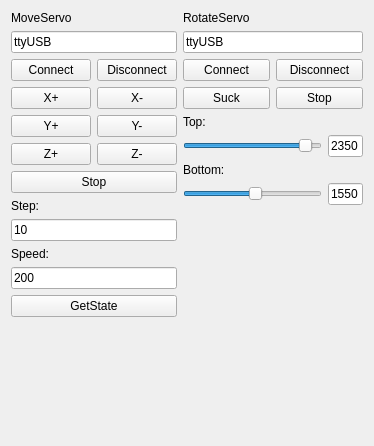
Qt form servotestdialog.ui (wh201906/Pharmacy_Robot) before a commit.
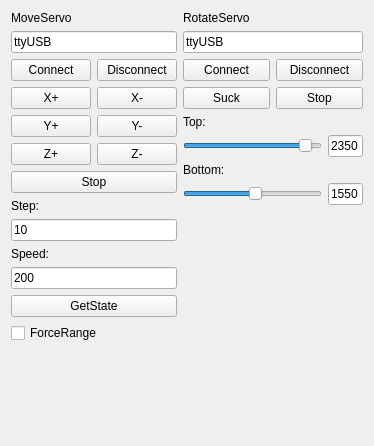
The same form after that commit.

Commit message: Add range constraint for move servo

Diff of the .ui file:
```diff
--- a/servotestdialog.ui
+++ b/servotestdialog.ui
@@ -186,6 +186,13 @@
          </property>
         </widget>
        </item>
+       <item>
+        <widget class="QCheckBox" name="moveForceRangeBox">
+         <property name="text">
+          <string>ForceRange</string>
+         </property>
+        </widget>
+       </item>
       </layout>
      </item>
      <item>
```
The commit also changes 4 other files.
